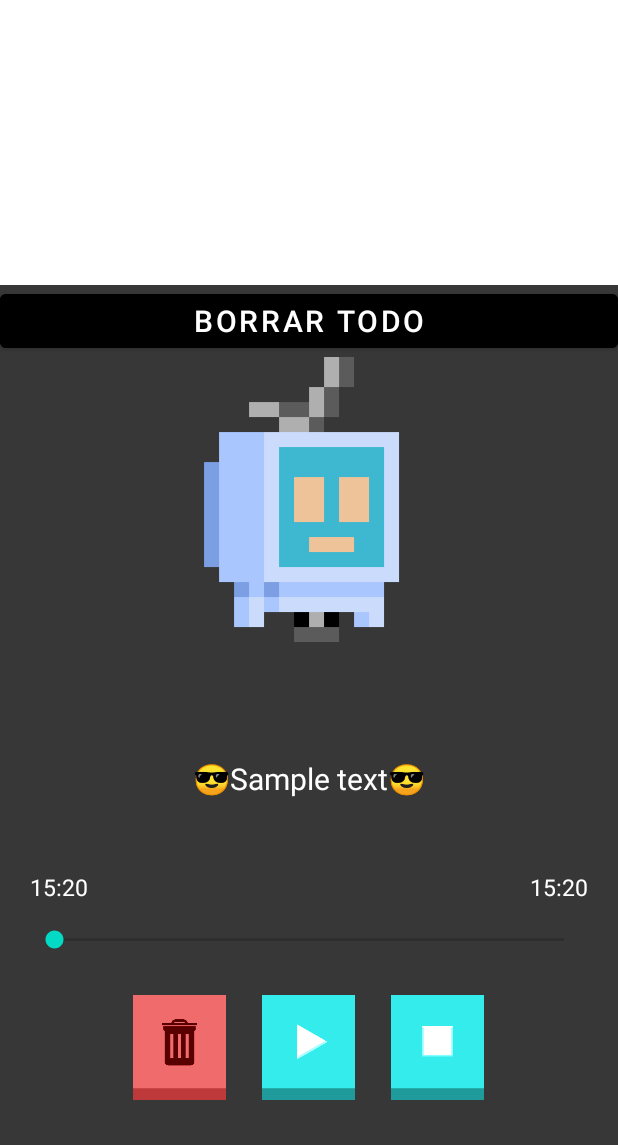
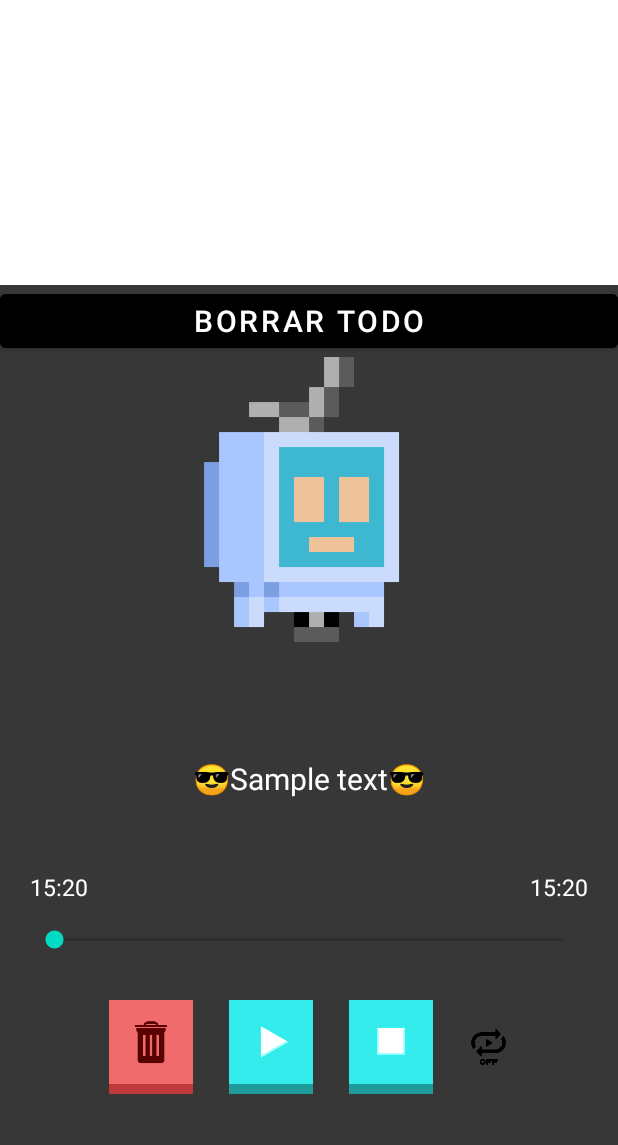
Before and after one commit to Reyes-gh/Ejer12Dual, an Android app: the layout activity_main.xml on its own in the app's theme, with its tools: preview values and no code run, on a phone screen of 412 x 824 dp, the part 91-1236 px from its top. Run offline under Robolectric (Android 15) with nearby library versions, the phone set to English and light mode, and no system bars.

Commit message:
Yo: no voy a hacer un casette Mi app con 200 drawables de casette en e bolsillo: >:)
Eeee arreglao el loop¿ implementao loop? no me acuerdo si ya estaba ayer o no, ahora esta bien creo, si me falta arreglar un poco las visibilidades del boton de loop y ya esta, cada día mas walkman.

ME FALTA: añadir botones restantes editar noseque sacar casette, skin de casette? concept art ni idea bombardeen

```diff
--- a/app/src/main/AndroidManifest.xml
+++ b/app/src/main/AndroidManifest.xml
@@ -2,9 +2,8 @@
 <manifest xmlns:android="http://schemas.android.com/apk/res/android"
     xmlns:tools="http://schemas.android.com/tools">
 
-    <uses-permission android:name="android.permission.INTERNET" />
-    <uses-permission android:name="android.permission.READ_EXTERNAL_STORAGE" />
-    <uses-permission android:name="android.permission.WRITE_EXTERNAL_STORAGE" />
+    <uses-permission android:name="android.permission.READ_EXTERNAL_STORAGE"/>
+    <uses-permission android:name="android.permission.WRITE_EXTERNAL_STORAGE"/>
 
     <application
         android:allowBackup="true"
@@ -12,7 +11,6 @@
         android:fullBackupContent="@xml/backup_rules"
         android:icon="@mipmap/ic_launcher"
         android:label="@string/app_name"
-        android:roundIcon="@mipmap/ic_launcher_round"
         android:supportsRtl="true"
         android:theme="@style/Theme.Ejer12Dual"
         tools:targetApi="31">
--- a/app/src/main/res/layout/activity_main.xml
+++ b/app/src/main/res/layout/activity_main.xml
@@ -138,8 +138,8 @@
 
             <ImageButton
                 android:id="@+id/btnDelete"
-                android:layout_width="86dp"
-                android:layout_height="90dp"
+                android:layout_width="80dp"
+                android:layout_height="89dp"
                 android:scaleType="fitCenter"
                 android:adjustViewBounds="true"
                 android:layout_weight="0"
@@ -151,8 +151,8 @@
 
             <ImageButton
                 android:id="@+id/btnPlay"
-                android:layout_width="86dp"
-                android:layout_height="90dp"
+                android:layout_width="80dp"
+                android:layout_height="89dp"
                 android:layout_gravity="center_horizontal"
                 android:layout_weight="0"
                 android:adjustViewBounds="true"
@@ -164,8 +164,8 @@
 
             <ImageButton
                 android:id="@+id/btnStop"
-                android:layout_width="86dp"
-                android:layout_height="90dp"
+                android:layout_width="80dp"
+                android:layout_height="89dp"
                 android:scaleType="fitCenter"
                 android:adjustViewBounds="true"
                 android:layout_weight="0"
@@ -173,6 +173,20 @@
                 android:backgroundTint="#006699FF"
                 android:onClick="stopSong"
                 app:srcCompat="@drawable/stopnotpressed" />
+
+            <ImageButton
+                android:id="@+id/btnLoop"
+                android:layout_width="50dp"
+                android:layout_height="50dp"
+                android:layout_weight="0"
+                android:adjustViewBounds="true"
+                android:backgroundTint="#006699FF"
+                android:gravity="bottom"
+                android:onClick="stopSong"
+                android:scaleType="fitCenter"
+                app:srcCompat="@drawable/offloop" />
+
+
         </LinearLayout>
 
 
--- a/app/src/main/res/mipmap-anydpi-v26/ic_launcher.xml
+++ /dev/null
@@ -1,5 +0,0 @@
-<?xml version="1.0" encoding="utf-8"?>
-<adaptive-icon xmlns:android="http://schemas.android.com/apk/res/android">
-    <background android:drawable="@color/ic_launcher_background"/>
-    <foreground android:drawable="@mipmap/ic_launcher_foreground"/>
-</adaptive-icon>
--- a/app/src/main/res/mipmap-anydpi-v26/ic_launcher_round.xml
+++ /dev/null
@@ -1,5 +0,0 @@
-<?xml version="1.0" encoding="utf-8"?>
-<adaptive-icon xmlns:android="http://schemas.android.com/apk/res/android">
-    <background android:drawable="@color/ic_launcher_background"/>
-    <foreground android:drawable="@mipmap/ic_launcher_foreground"/>
-</adaptive-icon>
```
Also changed, not shown: app/src/main/java/com/example/ejer12dual/MainActivity.java (+57 -27 lines), app/src/main/res/drawable/offloop.png (added), app/src/main/res/drawable/onloop.png (added), 1 other file.
